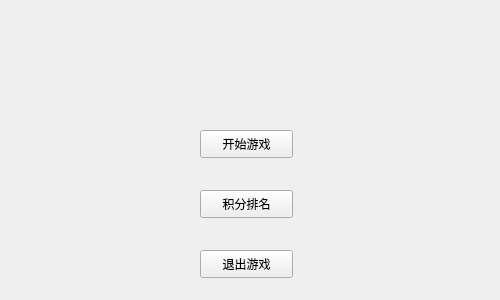
First picture: the form in snake/mainwindow.ui, repository licao2998/535-project, before the edit.
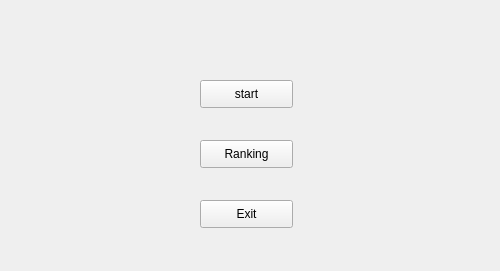
Second picture: the form after the edit. Icons and pictures are not drawn.

Patch:
```diff
--- a/snake/mainwindow.ui
+++ b/snake/mainwindow.ui
@@ -7,7 +7,7 @@
     <x>0</x>
     <y>0</y>
     <width>500</width>
-    <height>300</height>
+    <height>271</height>
    </rect>
   </property>
   <property name="minimumSize">
@@ -18,8 +18,8 @@
   </property>
   <property name="maximumSize">
    <size>
-    <width>800</width>
-    <height>480</height>
+    <width>500</width>
+    <height>271</height>
    </size>
   </property>
   <property name="windowTitle">
@@ -36,7 +36,7 @@
     <property name="geometry">
      <rect>
       <x>160</x>
-      <y>50</y>
+      <y>20</y>
       <width>161</width>
       <height>51</height>
      </rect>
@@ -61,39 +61,39 @@
     <property name="geometry">
      <rect>
       <x>200</x>
-      <y>190</y>
+      <y>140</y>
       <width>93</width>
       <height>28</height>
      </rect>
     </property>
     <property name="text">
-     <string>积分排名</string>
+     <string>Ranking</string>
     </property>
    </widget>
    <widget class="QPushButton" name="endButto">
     <property name="geometry">
      <rect>
       <x>200</x>
-      <y>250</y>
+      <y>200</y>
       <width>93</width>
       <height>28</height>
      </rect>
     </property>
     <property name="text">
-     <string>退出游戏</string>
+     <string>Exit</string>
     </property>
    </widget>
    <widget class="QPushButton" name="startButton">
     <property name="geometry">
      <rect>
       <x>200</x>
-      <y>130</y>
+      <y>80</y>
       <width>93</width>
       <height>28</height>
      </rect>
     </property>
     <property name="text">
-     <string>开始游戏</string>
+     <string>start</string>
     </property>
    </widget>
   </widget>
```
